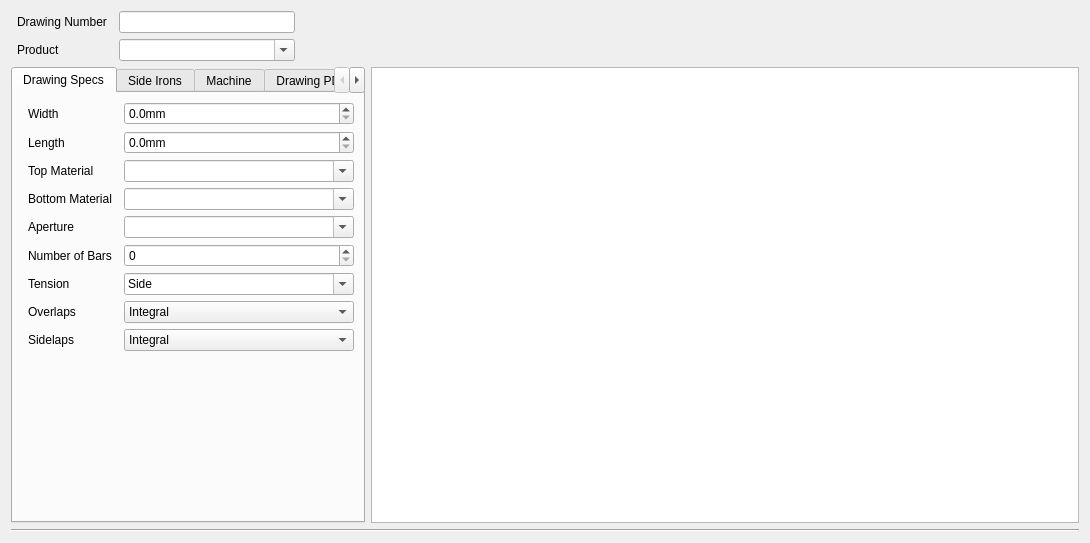
Old version of the form ui/widgets/AddDrawingPageWidget.ui in the repository matthew-sirman/database-manager.
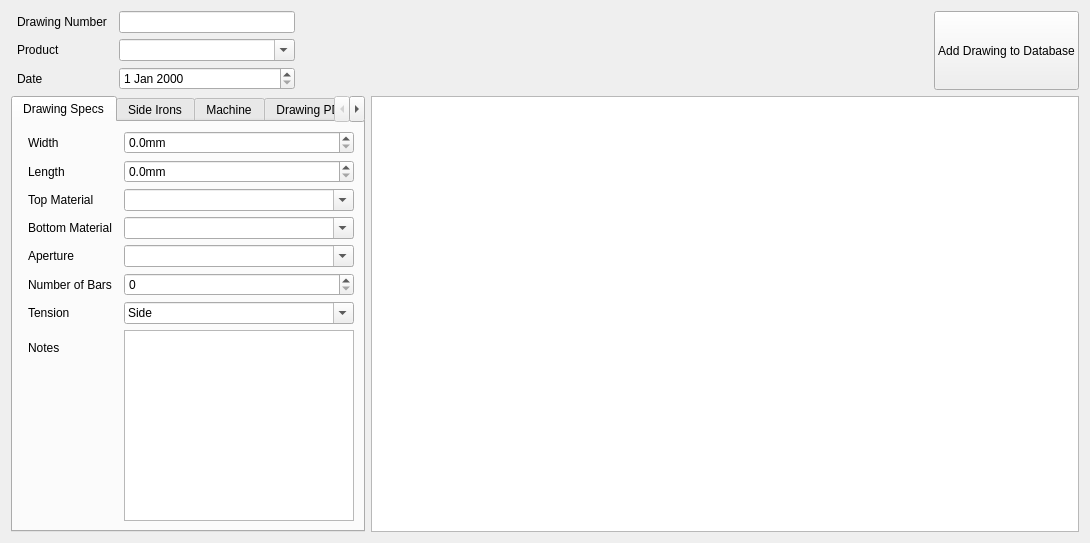
New version of the form. Custom widgets are drawn as their Qt base class.

Commit message: Added Dynamic Drawing creation

```diff
--- a/ui/widgets/AddDrawingPageWidget.ui
+++ b/ui/widgets/AddDrawingPageWidget.ui
@@ -101,6 +101,27 @@
          </property>
         </widget>
        </item>
+       <item row="2" column="0">
+        <widget class="QLabel" name="dateLabel">
+         <property name="styleSheet">
+          <string notr="true">QLabel {
+	padding: 3px;
+}
+
+QLabel[hovering=true] {
+	padding: 3px;
+	background-color: #d9d9d9;
+	border-radius: 5px;
+}</string>
+         </property>
+         <property name="text">
+          <string>Date</string>
+         </property>
+        </widget>
+       </item>
+       <item row="2" column="1">
+        <widget class="QDateEdit" name="dateInput"/>
+       </item>
       </layout>
      </item>
      <item>
@@ -119,6 +140,19 @@
        </property>
       </spacer>
      </item>
+     <item>
+      <widget class="QPushButton" name="confirmDrawingButton">
+       <property name="sizePolicy">
+        <sizepolicy hsizetype="Minimum" vsizetype="Preferred">
+         <horstretch>0</horstretch>
+         <verstretch>0</verstretch>
+        </sizepolicy>
+       </property>
+       <property name="text">
+        <string>Add Drawing to Database</string>
+       </property>
+      </widget>
+     </item>
     </layout>
    </item>
    <item>
@@ -170,6 +204,9 @@
                <verstretch>0</verstretch>
               </sizepolicy>
              </property>
+             <property name="buttonSymbols">
+              <enum>QAbstractSpinBox::UpDownArrows</enum>
+             </property>
              <property name="suffix">
               <string>mm</string>
              </property>
@@ -399,7 +436,7 @@
             </widget>
            </item>
            <item row="7" column="0">
-            <widget class="ActivatorLabel" name="overlapsLabel">
+            <widget class="QLabel" name="notesLabel">
              <property name="styleSheet">
               <string notr="true">QLabel {
 	padding: 3px;
@@ -412,73 +449,12 @@
 }</string>
              </property>
              <property name="text">
-              <string>Overlaps</string>
+              <string>Notes</string>
              </property>
             </widget>
            </item>
            <item row="7" column="1">
-            <widget class="QComboBox" name="overlapTypeInput">
-             <property name="sizePolicy">
-              <sizepolicy hsizetype="Expanding" vsizetype="Fixed">
-               <horstretch>0</horstretch>
-               <verstretch>0</verstretch>
-              </sizepolicy>
-             </property>
-             <property name="insertPolicy">
-              <enum>QComboBox::NoInsert</enum>
-             </property>
-             <item>
-              <property name="text">
-               <string>Integral</string>
-              </property>
-             </item>
-             <item>
-              <property name="text">
-               <string>Bonded</string>
-              </property>
-             </item>
-            </widget>
-           </item>
-           <item row="8" column="0">
-            <widget class="ActivatorLabel" name="sidelapsLabel">
-             <property name="styleSheet">
-              <string notr="true">QLabel {
-	padding: 3px;
-}
-
-QLabel[hovering=true] {
-	padding: 3px;
-	background-color: #d9d9d9;
-	border-radius: 5px;
-}</string>
-             </property>
-             <property name="text">
-              <string>Sidelaps</string>
-             </property>
-            </widget>
-           </item>
-           <item row="8" column="1">
-            <widget class="QComboBox" name="sidelapTypeInput">
-             <property name="sizePolicy">
-              <sizepolicy hsizetype="Expanding" vsizetype="Fixed">
-               <horstretch>0</horstretch>
-               <verstretch>0</verstretch>
-              </sizepolicy>
-             </property>
-             <property name="insertPolicy">
-              <enum>QComboBox::NoInsert</enum>
-             </property>
-             <item>
-              <property name="text">
-               <string>Integral</string>
-              </property>
-             </item>
-             <item>
-              <property name="text">
-               <string>Bonded</string>
-              </property>
-             </item>
-            </widget>
+            <widget class="QTextEdit" name="notesInput"/>
            </item>
           </layout>
          </item>
@@ -1145,13 +1121,6 @@
      </item>
     </layout>
    </item>
-   <item>
-    <widget class="Line" name="formsVisualSeparator">
-     <property name="orientation">
-      <enum>Qt::Horizontal</enum>
-     </property>
-    </widget>
-   </item>
   </layout>
  </widget>
  <customwidgets>
```
Left out of the diff: 65 changed lines with no effect on the pictures. The commit also changes 33 other files.
